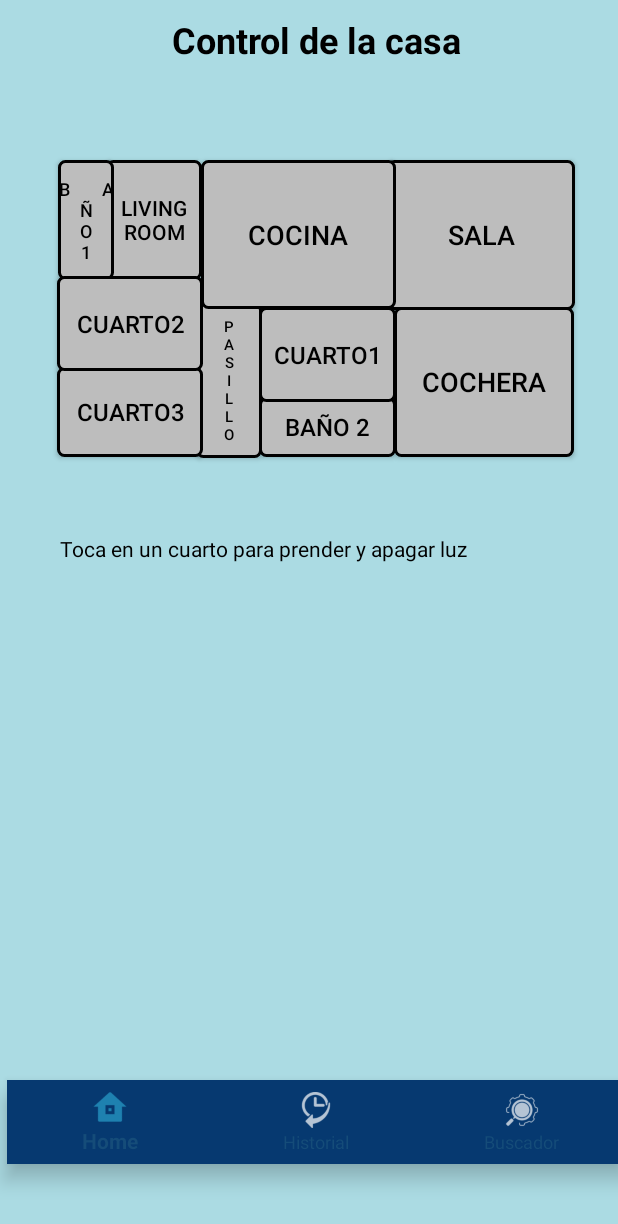
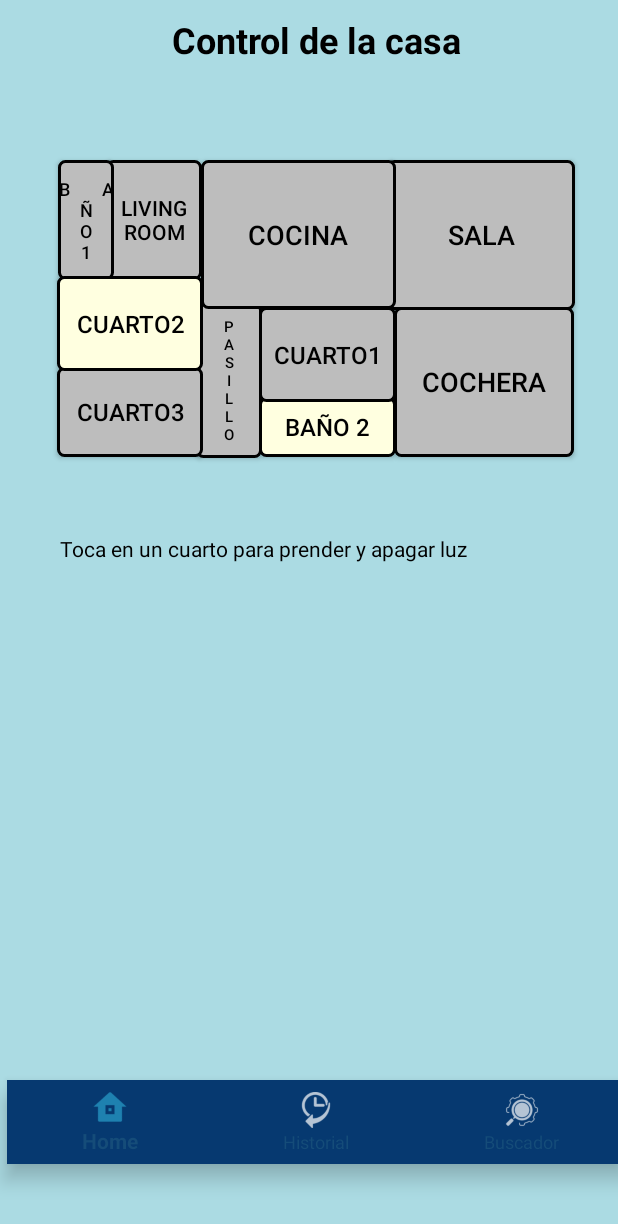
Before and after one commit to LuisAAQ24/ProyectoModelado, an Android app: the ledsActivity screen opened directly, with no data from a screen before it, on a phone screen of 412 x 824 dp. Shown: the top 1224 px of the screen. Run offline under Robolectric (Android 15) with nearby library versions, the phone set to English and light mode, and no system bars.

Commit message:
me quiero matar2

```diff
--- a/app/src/main/java/com/example/intellihome/PropertyDetailsActivity.kt
+++ b/app/src/main/java/com/example/intellihome/PropertyDetailsActivity.kt
@@ -22,7 +22,7 @@ class PropertyDetailsActivity : BaseActivity() {
         // Inicializar SharedPreferences
         sharedPreferences = getSharedPreferences("UserPrefs", MODE_PRIVATE)
         socketViewModel = ViewModelProvider(this).get(SocketViewModel::class.java)
-        socketViewModel.connectToServer("172.18.51.181", 6060)
+        socketViewModel.connectToServer("172.18.116.167", 6060)
 
         // Obtener los detalles de la propiedad
         val propertyDetails = intent.getStringExtra("propertyDetails")
--- a/app/src/main/java/com/example/intellihome/ledsActivity.kt
+++ b/app/src/main/java/com/example/intellihome/ledsActivity.kt
@@ -20,10 +20,13 @@ class ledsActivity : BaseActivity() {
         super.onCreate(savedInstanceState)
         enableEdgeToEdge()
         setContentView(R.layout.activity_leds)
+        socketViewModel = ViewModelProvider(this).get(SocketViewModel::class.java)
+        setupWindowInsets()
+        val btnBano2= findViewById<Button>(R.id.btnBano2)
+        val btnCuarto1 = findViewById<Button>(R.id.btnCuarto1)
+        val btnSala = findViewById<Button>(R.id.btnSala)
+        val btnCuarto2 = findViewById<Button>(R.id.btnCuarto2)
 
-        setupWindowInsets()
-
-        socketViewModel = ViewModelProvider(this).get(SocketViewModel::class.java)
         socketViewModel.connectToServer("172.18.116.167", 6060)
 
         setupButtons()
@@ -31,6 +34,26 @@ class ledsActivity : BaseActivity() {
         socketViewModel.serverResponse.observe(this, Observer { response ->
             handleServerResponse(response)
         })
+        btnBano2.setOnClickListener {
+            socketViewModel.sendMessage("leds,LED1")
+            //setupColorToggle(btnBano2)
+            Toast.makeText(this, "Comando enviado", Toast.LENGTH_SHORT).show()
+        }
+        btnCuarto1.setOnClickListener {
+            //setupColorToggle(btnCuarto1)
+            socketViewModel.sendMessage("leds,LED2")
+            Toast.makeText(this, "Comando enviado", Toast.LENGTH_SHORT).show()
+        }
+        btnSala.setOnClickListener {
+            //setupColorToggle(btnSala)
+            socketViewModel.sendMessage("leds,LED3")
+            Toast.makeText(this, "Comando enviado", Toast.LENGTH_SHORT).show()  }
+        btnCuarto2.setOnClickListener {
+            //setupColorToggle(btnCuarto2)
+            socketViewModel.sendMessage("leds,LED4")
+            Toast.makeText(this, "Comando enviado", Toast.LENGTH_SHORT).show()
+        }
+
     }
 
     private fun setupWindowInsets() {
@@ -71,23 +94,13 @@ class ledsActivity : BaseActivity() {
             }
         }
         // Configurando el comportamiento de cada botón
-        btnBano2.setOnClickListener { sendMessageToServer("leds,LED1") }
-        btnCuarto1.setOnClickListener { sendMessageToServer("leds,LED2") }
-        btnSala.setOnClickListener { sendMessageToServer("leds,LED3") }
-        btnCuarto2.setOnClickListener { sendMessageToServer("leds,LED4") }
 
 
-        val buttons = listOf(btnBano2, btnCuarto1, btnSala, btnCuarto2)
-
-        buttons.forEach { button ->
-            setupColorToggle(button)
-        }
 
     }
 
     private fun setupColorToggle(button: Button) {
         var isGray = true
-
         button.setOnClickListener {
             val newBackground = if (isGray) {
                 R.drawable.yellow_button_background
--- a/app/src/main/res/layout/activity_leds.xml
+++ b/app/src/main/res/layout/activity_leds.xml
@@ -45,7 +45,7 @@
         android:layout_height="40dp"
         android:layout_x="173dp"
         android:layout_y="265dp"
-        android:background="@drawable/gray_button_background"
+        android:background="@drawable/yellow_button_background"
         android:text="Baño 2"
         android:textColor="#000000"
         android:textSize="16sp" />
@@ -121,7 +121,7 @@
         android:layout_height="63dp"
         android:layout_x="38dp"
         android:layout_y="184dp"
-        android:background="@drawable/gray_button_background"
+        android:background="@drawable/yellow_button_background"
         android:text="Cuarto2"
         android:textColor="#000000"
         android:textSize="16sp" />
```
